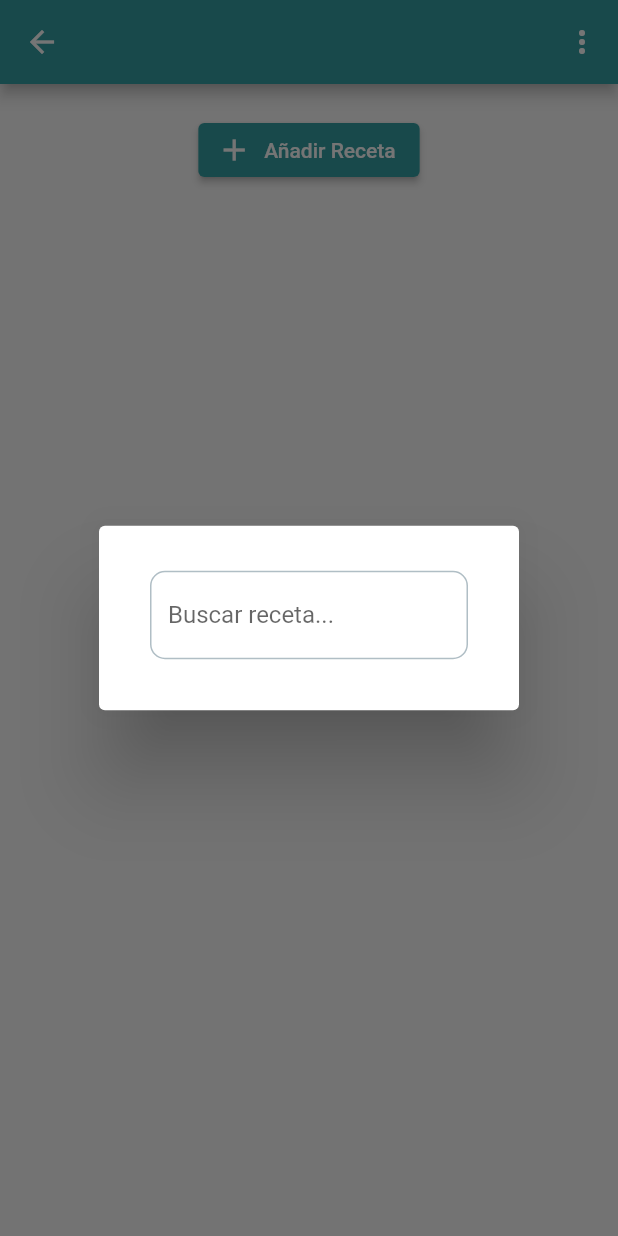
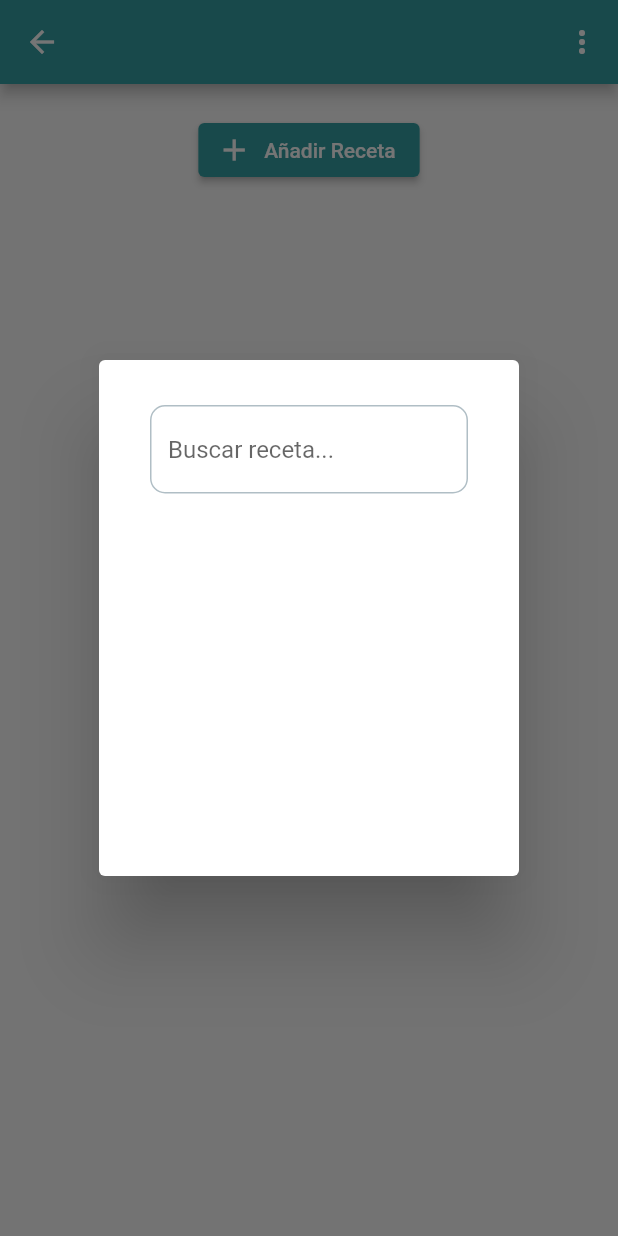
Before and after one commit to MBM-devs/letscookit, a Flutter app: the RecipeList screen opened directly with empty values, after a tap on "Añadir Receta", on a phone screen of 412 x 824 dp. Run offline on Flutter 3.47's test engine with Material 2 defaults, Android fonts, the light colour scheme and no system bars; our stand-ins replace carousel_slider, searchfield; missing offline and left inert: dart:html; network calls fail.

Commit message:
Final changes

```diff
--- a/letscookit/lib/pages/create_list.dart
+++ b/letscookit/lib/pages/create_list.dart
@@ -20,7 +20,7 @@ class _CreateListState extends State<CreateList> {
   Widget build(BuildContext context) {
     return Scaffold(
       appBar: AppBar(
-        title: Text("Crear Lista"),
+        title: const Text("Crear Lista"),
       ),
       //padding: EdgeInsets.symmetric(horizontal: 10.0, vertical: 20.0),
       body: Center(
--- a/letscookit/lib/pages/recipe_list.dart
+++ b/letscookit/lib/pages/recipe_list.dart
@@ -5,6 +5,7 @@ import 'package:letscookit/utilities/libro_recetas.dart';
 import 'package:letscookit/utilities/lista.dart';
 import 'package:letscookit/utilities/lista_receta.dart';
 import 'package:letscookit/utilities/receta.dart';
+import 'package:letscookit/widgets/my_scaffold.dart';
 import 'package:searchfield/searchfield.dart';
 import '../widgets/pasos_text_fields.dart';
 import '../widgets/search_bar.dart';
@@ -75,36 +76,7 @@ class _RecipeListState extends State<RecipeList> {
                 height: 20.0,
                 width: 1.0,
               ),
-              ElevatedButton.icon(
-                icon: const Icon(Icons.add),
-                label: const Text("Añadir Receta"),
-                onPressed: () {
-                  showDialog(
-                    context: context,
-                    builder: (_) => AlertDialog(
-                        content: Container(
-                      padding: EdgeInsets.all(10.0),
-                      child: SearchBar(
-                        controller: _searchController,
-                        hint: "Buscar receta...",
-                        suggestions: LibroRecetas()
-                            .misRecetas
-                            .lista
-                            .map((e) =>
-                                SearchFieldListItem<Receta>(e.nombre, item: e))
-                            .toList(),
-                        onSuggestionTap: (value) {
-                          setState(() {
-                            widget._listaRecetas.add(value.item);
-                          });
-                          _searchController.clear();
-                        },
-                      ),
-                      // controller.text = "";
-                    )),
-                  );
-                },
-              ),
+              _buttonAddReceta(),
             ],
           ),
         ),
@@ -162,13 +134,56 @@ class _RecipeListState extends State<RecipeList> {
                   widget._listaRecetas.nombre = _nombreLista.value.text;
                 }
                 _nombreLista.clear();
+                Navigator.pop(context);
                 setState(() {});
-                Navigator.pop(context);
               },
               child: const Text("Cambiar")),
         ],
       ),
     );
+  }
+
+  Widget _buttonAddReceta() {
+    ElevatedButton button = ElevatedButton.icon(
+      icon: const Icon(Icons.add),
+      label: const Text("Añadir Receta"),
+      onPressed: () {
+        showDialog(
+          context: context,
+          builder: (_) => AlertDialog(
+              content: Container(
+            height: 300,
+            padding: EdgeInsets.all(10.0),
+            child: SearchBar(
+              controller: _searchController,
+              hint: "Buscar receta...",
+              suggestions: LibroRecetas()
+                  .misRecetas
+                  .lista
+                  .map((e) => SearchFieldListItem<Receta>(e.nombre, item: e))
+                  .toList(),
+              onSuggestionTap: (value) {
+                setState(() {
+                  widget._listaRecetas.add(value.item);
+                });
+                _searchController.clear();
+              },
+            ),
+          )),
+        );
+      },
+    );
+    if (widget._listaRecetas == LibroRecetas().misRecetas) {
+      button = ElevatedButton.icon(
+        icon: const Icon(Icons.add),
+        label: const Text("Crear Receta"),
+        onPressed: () {
+          Navigator.pushNamed(context, '/crear_receta')
+              .then((_) => setState(() {}));
+        },
+      );
+    }
+    return button;
   }
 
   Widget _buildDeletePopupDialog(BuildContext context) {
@@ -193,6 +208,7 @@ class _RecipeListState extends State<RecipeList> {
                 child: const Text('Cancelar'),
                 onPressed: () {
                   Navigator.pop(context);
+                  setState(() {});
                 },
               ),
               ElevatedButton(
@@ -206,9 +222,9 @@ class _RecipeListState extends State<RecipeList> {
                     'Eliminar'), //Podriamos poner que si el campo esta vacío, ponga 'Saltar' en vez de 'Crear'
                 onPressed: () {
                   LibroRecetas().eliminarLista(widget._listaRecetas);
-                  setState(() {});
                   Navigator.pop(context);
                   Navigator.pop(context);
+                  setState(() {});
                 },
               ),
             ],
--- a/letscookit/lib/pages/recipe_view.dart
+++ b/letscookit/lib/pages/recipe_view.dart
@@ -36,6 +36,7 @@ class _RecipeViewState extends State<RecipeView> {
                 color: Palette.mainBlue.shade900,
                 // borderRadius: BorderRadius.circular(20.0),
               ),
+              child: SingleChildScrollView(
                 child: Column(
                   children: [
                     RecipeImage(_receta.imagen),
@@ -99,7 +100,7 @@ class _RecipeViewState extends State<RecipeView> {
                     SizedBox(height: 20),
                     Container(
                       width: MediaQuery.of(context).size.width,
-                    padding: EdgeInsets.only(left: 80.0),
+                      padding: const EdgeInsets.only(left: 60.0, bottom: 30),
                       child: Column(
                         mainAxisAlignment: MainAxisAlignment.start,
                         crossAxisAlignment: CrossAxisAlignment.start,
@@ -123,6 +124,7 @@ class _RecipeViewState extends State<RecipeView> {
                   ],
                 ),
               ),
+            ),
             _receta.nombre);
       },
     );
@@ -138,7 +140,7 @@ class _RecipeViewState extends State<RecipeView> {
 
   List<IngredienteView> getIngredientes() {
     List<IngredienteView> ingredientes = [];
-    for (var i = 0; i < _receta.numPasos; i++) {
+    for (var i = 0; i < _receta.numIngredientes; i++) {
       ingredientes.add(IngredienteView(_receta.ingredientes.keys.elementAt(i),
           _receta.ingredientes.values.elementAt(i)));
     }
--- a/letscookit/pubspec.yaml
+++ b/letscookit/pubspec.yaml
@@ -37,6 +37,7 @@ dependencies:
   searchfield: ^0.6.3
   carousel_slider: ^4.0.0
   image_picker: ^0.8.5
+  dcdg: ^4.0.1
 
 dev_dependencies:
   flutter_test:
```
Also changed, not shown: letscookit/lib/main.dart (+5 -26 lines), letscookit/lib/pages/bookmark.dart (+9 -10 lines), letscookit/lib/pages/home.dart (+0 -11 lines), letscookit/lib/pages/search.dart (+5 -2 lines), letscookit/lib/pages/shopping_basket.dart (+23 -3 lines), letscookit/lib/utilities/generar_recetas.dart (added, +73 -0 lines), letscookit/lib/utilities/receta.dart (+7 -4 lines), letscookit/lib/widgets/paso_view.dart (+6 -3 lines), letscookit/out/assets/diagramas/diagrama.png (added), letscookit/pubspec.lock, 1 other file. Lines whose indentation alone changed are shown as unchanged.
